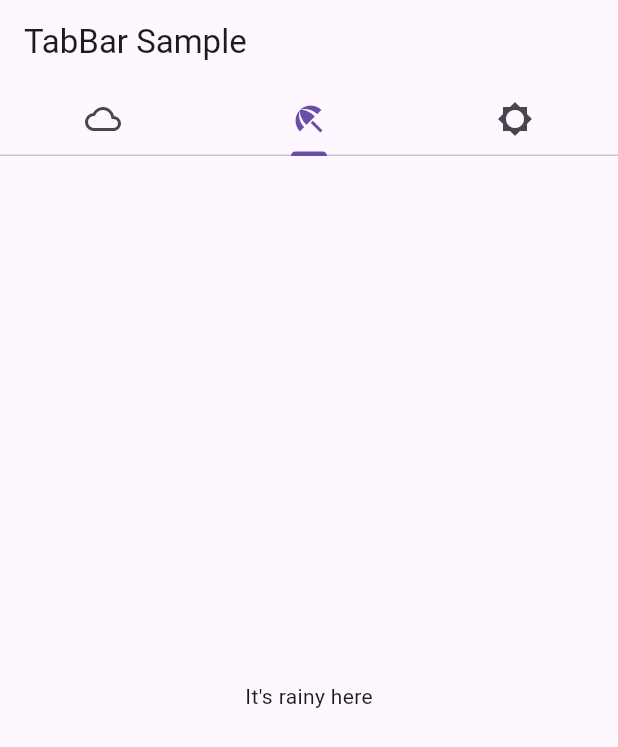
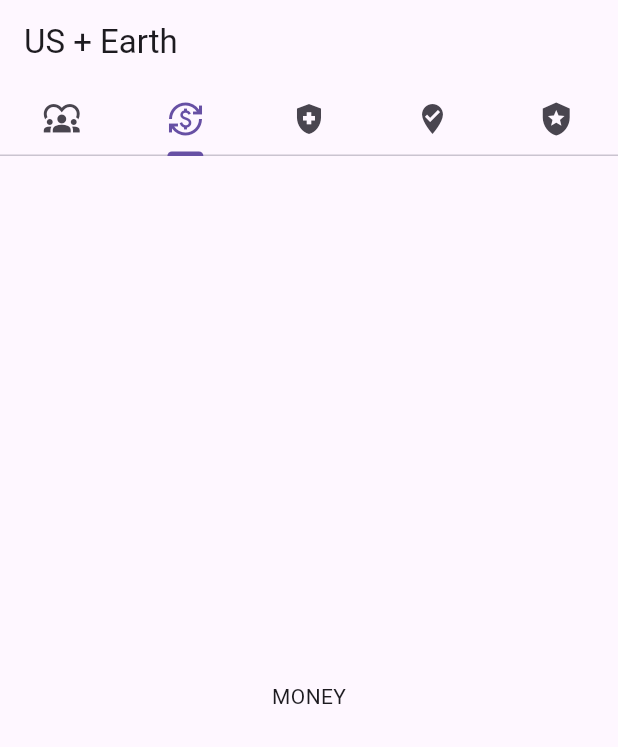
Before and after one commit to ustmrw/app, a Flutter app: the screen it shows after launch, on a phone screen of 412 x 824 dp. Shown: the top 747 px of the screen. Run offline on Flutter 3.47's test engine with Material 2 defaults, Android fonts, the phone set to English and light mode, and no system bars.

Commit message:
Tab icons and text

```diff
--- a/lib/main.dart
+++ b/lib/main.dart
@@ -1,6 +1,4 @@
 import 'package:flutter/material.dart';
-
-/// Flutter code sample for [TabBar].
 
 void main() => runApp(const TabBarApp());
 
@@ -23,20 +21,26 @@ class TabBarExample extends StatelessWidget {
   Widget build(BuildContext context) {
     return DefaultTabController(
       initialIndex: 1,
-      length: 3,
+      length: 5,
       child: Scaffold(
         appBar: AppBar(
-          title: const Text('TabBar Sample'),
+          title: const Text('US + Earth'),
           bottom: const TabBar(
             tabs: <Widget>[
               Tab(
-                icon: Icon(Icons.cloud_outlined),
+                icon: Icon(Icons.diversity_1),
               ),
               Tab(
-                icon: Icon(Icons.beach_access_sharp),
+                icon: Icon(Icons.currency_exchange),
               ),
               Tab(
-                icon: Icon(Icons.brightness_5_sharp),
+                icon: Icon(Icons.health_and_safety),
+              ),
+              Tab(
+                icon: Icon(Icons.where_to_vote),
+              ),
+              Tab(
+                icon: Icon(Icons.local_police),
               ),
             ],
           ),
@@ -44,13 +48,19 @@ class TabBarExample extends StatelessWidget {
         body: const TabBarView(
           children: <Widget>[
             Center(
-              child: Text("It's cloudy here"),
+              child: Text("SAFETY"),
             ),
             Center(
-              child: Text("It's rainy here"),
+              child: Text("MONEY"),
             ),
             Center(
-              child: Text("It's sunny here"),
+              child: Text("HEALTH"),
+            ),
+            Center(
+              child: Text("CIVICS"),
+            ),
+            Center(
+              child: Text("SERVE"),
             ),
           ],
         ),
```
